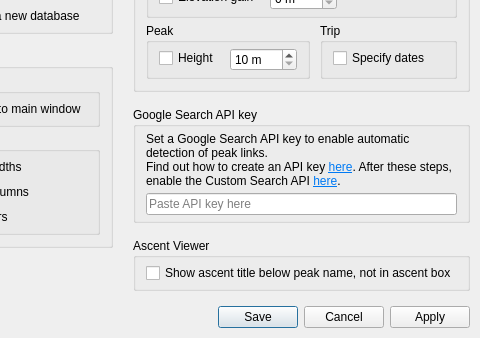
This is src/ui/settings_window.ui in svetter/pal as Qt 5 draws it before an edit; both pictures show x 285 to 765 and y 176 to 514 of the 765 by 514 pixel window. The edited form follows.
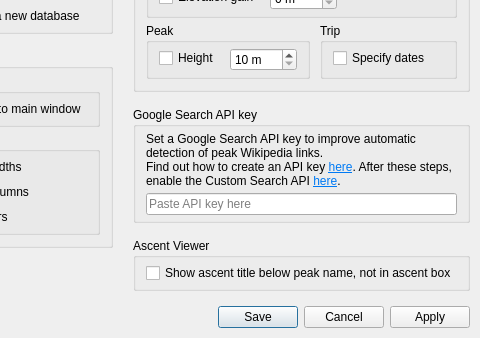
This is the edited form.

Commit message:
Find peak links automatically
Also added buttons to open the links from the peak dialog

For #199

Patch:
```diff
--- a/src/ui/settings_window.ui
+++ b/src/ui/settings_window.ui
@@ -711,7 +711,7 @@
           <item>
            <widget class="QLabel" name="googleApiKeyLabel">
             <property name="text">
-             <string>Set a Google Search API key to enable automatic detection of peak links.&lt;br/&gt;Find out how to create an API key &lt;a href=&quot;https://support.google.com/googleapi/answer/6158862&quot;&gt;&lt;span style=&quot; text-decoration: underline; color:#007af4;&quot;&gt;here&lt;/span&gt;&lt;/a&gt;. After these steps, enable the Custom Search API &lt;a href=&quot;https://console.cloud.google.com/apis/library/customsearch.googleapis.com&quot;&gt;&lt;span style=&quot; text-decoration: underline; color:#007af4;&quot;&gt;here&lt;/span&gt;&lt;/a&gt;.</string>
+             <string>Set a Google Search API key to improve automatic detection of peak Wikipedia links.&lt;br/&gt;Find out how to create an API key &lt;a href=&quot;https://support.google.com/googleapi/answer/6158862&quot;&gt;&lt;span style=&quot; text-decoration: underline; color:#007af4;&quot;&gt;here&lt;/span&gt;&lt;/a&gt;. After these steps, enable the Custom Search API &lt;a href=&quot;https://console.cloud.google.com/apis/library/customsearch.googleapis.com&quot;&gt;&lt;span style=&quot; text-decoration: underline; color:#007af4;&quot;&gt;here&lt;/span&gt;&lt;/a&gt;.</string>
             </property>
             <property name="wordWrap">
              <bool>true</bool>
```
The commit also changes 4 other files.
